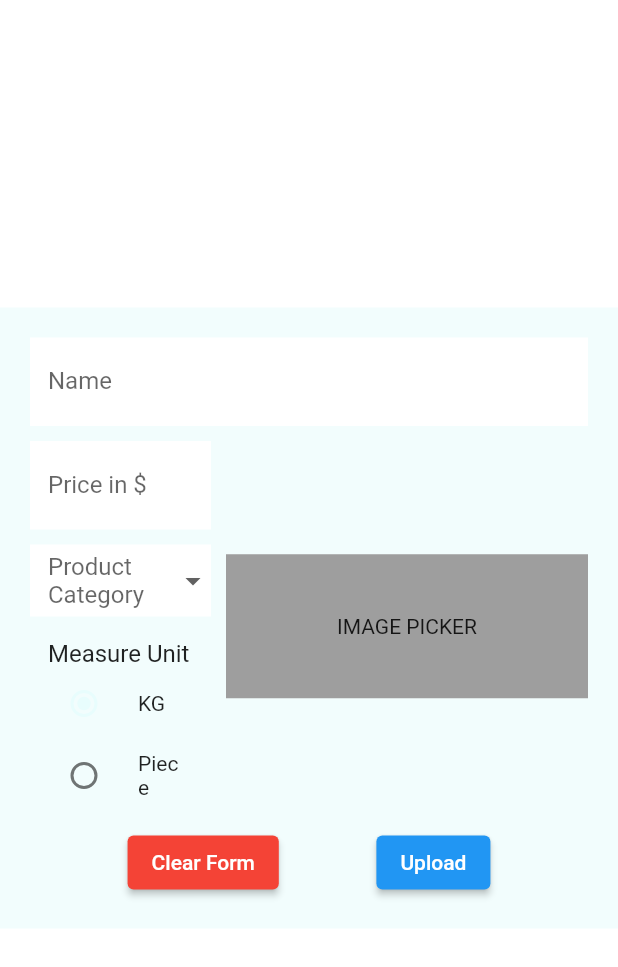
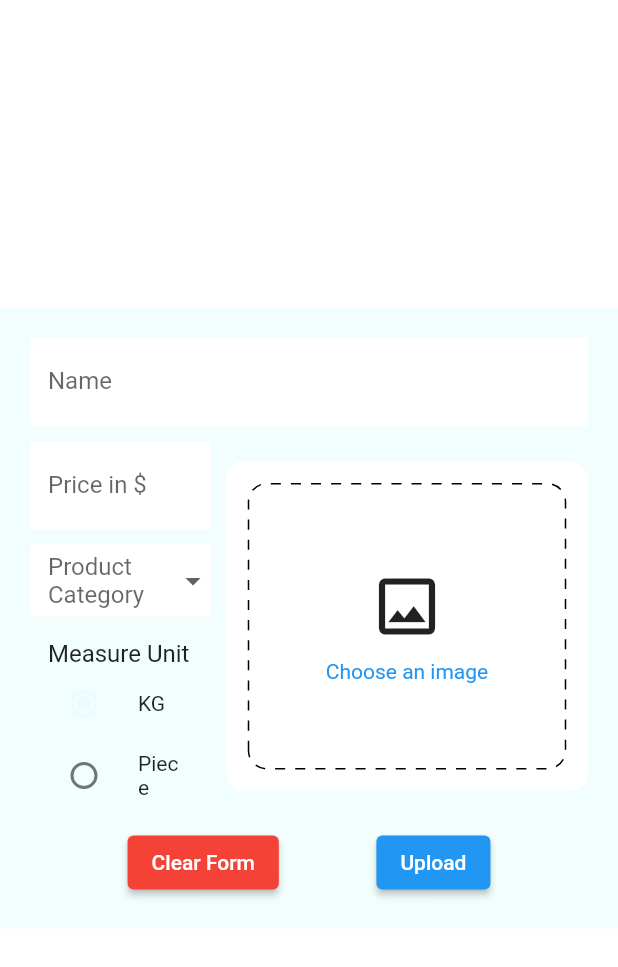
Before and after one commit to cromueloliver02/grocery_admin, a Flutter app: the ProductFormView screen opened directly, on a phone screen of 412 x 824 dp. Shown: the top 967 px of the screen. Run offline on Flutter 3.47's test engine with Material 2 defaults, Android fonts, the phone set to English and light mode, and no system bars; drawn by our look-alikes of dotted_border; our stand-ins replace equatable, fancy_shimmer_image, flutter_bloc, iconly.

Commit message:
created image picker ui

```diff
--- /dev/null
+++ b/lib/presentation/pages/product_form/components/image_picker.dart
@@ -0,0 +1,43 @@
+import 'package:flutter/material.dart';
+import 'package:dotted_border/dotted_border.dart';
+
+class ImagePicker extends StatelessWidget {
+  const ImagePicker({super.key});
+
+  @override
+  Widget build(BuildContext context) {
+    final textTheme = Theme.of(context).textTheme;
+
+    return Container(
+      height: 220,
+      padding: const EdgeInsets.all(15),
+      decoration: BoxDecoration(
+        color: Colors.white,
+        borderRadius: BorderRadius.circular(12),
+      ),
+      child: DottedBorder(
+        dashPattern: const [6.7],
+        borderType: BorderType.RRect,
+        radius: const Radius.circular(12),
+        child: Center(
+          child: Column(
+            mainAxisAlignment: MainAxisAlignment.center,
+            children: [
+              const Icon(
+                Icons.image_outlined,
+                size: 50,
+              ),
+              const SizedBox(height: 10),
+              Text(
+                'Choose an image',
+                style: textTheme.bodyText2!.copyWith(
+                  color: Colors.blue,
+                ),
+              ),
+            ],
+          ),
+        ),
+      ),
+    );
+  }
+}
--- a/lib/presentation/pages/product_form/components/product_form_view.dart
+++ b/lib/presentation/pages/product_form/components/product_form_view.dart
@@ -3,6 +3,7 @@ import 'package:flutter/services.dart';
 
 import './category_dropdown.dart';
 import './gender_selector.dart';
+import './image_picker.dart';
 
 class ProductFormView extends StatelessWidget {
   const ProductFormView({super.key});
@@ -55,15 +56,9 @@ class ProductFormView extends StatelessWidget {
                     ),
                   ),
                   const SizedBox(width: 10),
-                  Expanded(
+                  const Expanded(
                     flex: 2,
-                    child: Container(
-                      color: Colors.grey,
-                      padding: const EdgeInsets.symmetric(vertical: 40),
-                      child: const Center(
-                        child: Text('IMAGE PICKER'),
-                      ),
-                    ),
+                    child: ImagePicker(),
                   ),
                 ],
               ),
--- a/pubspec.yaml
+++ b/pubspec.yaml
@@ -30,6 +30,7 @@ environment:
 # versions available, run `flutter pub outdated`.
 dependencies:
   cupertino_icons: ^1.0.2
+  dotted_border: ^2.0.0+3
   equatable: ^2.0.5
   fancy_shimmer_image: ^2.0.2
   flutter:
```
Also changed, not shown: pubspec.lock.
